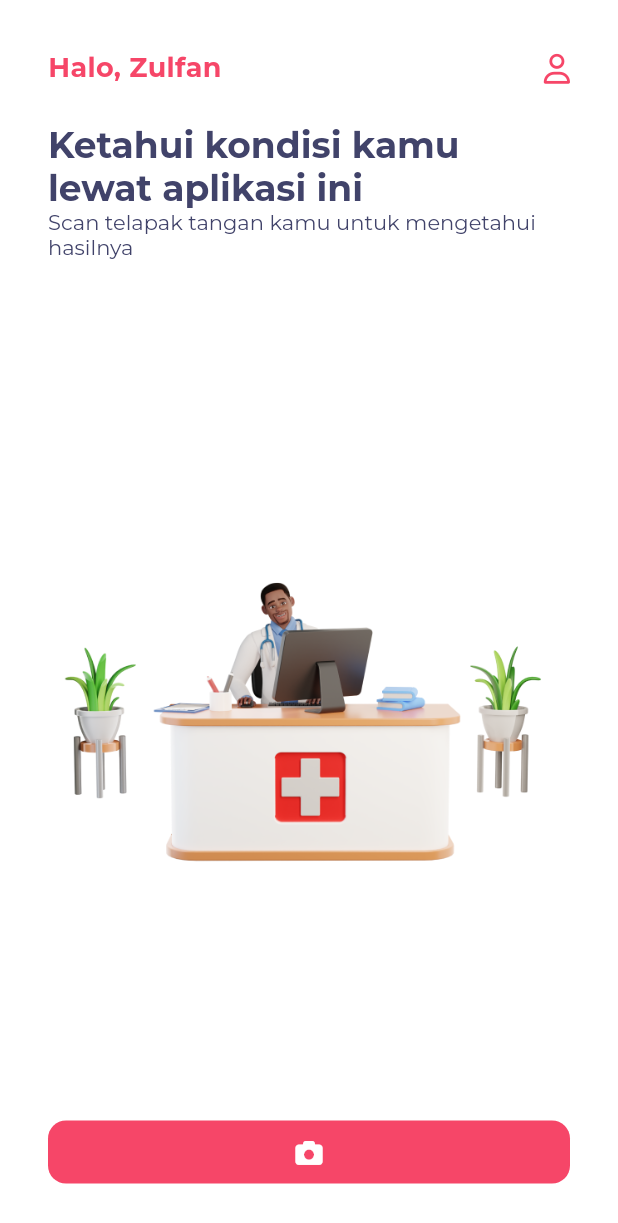
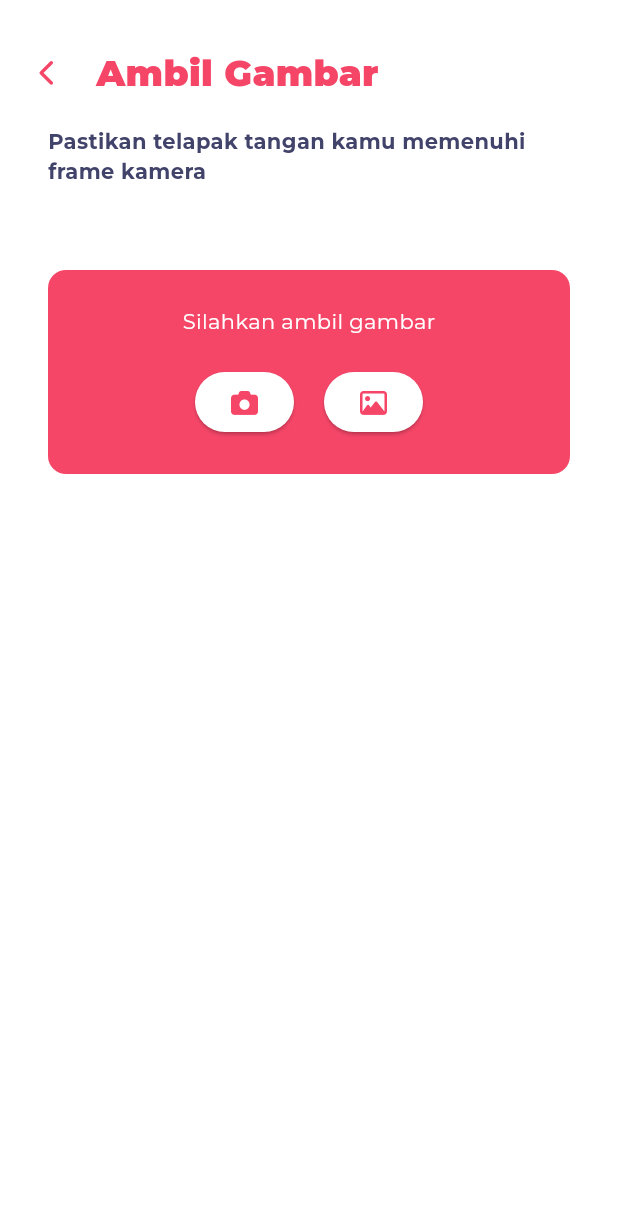
Before and after one commit to faeznz/anemia-predict-mobile, a Flutter app: the HomeScreen screen opened directly, after a tap on an icon or button, on a phone screen of 412 x 824 dp. Shown: the top 1223 px of the screen. Run offline on Flutter 3.47's test engine with Material 3 defaults, Android fonts, the phone set to English and light mode, and no system bars; our stand-ins replace font_awesome_flutter, google_fonts, image_picker.

Commit message:
feat: finish slicing scan screen

```diff
--- a/lib/screen/home/widgets/button_camera_widget.dart
+++ b/lib/screen/home/widgets/button_camera_widget.dart
@@ -2,6 +2,7 @@ import 'package:flutter/material.dart';
 import 'package:font_awesome_flutter/font_awesome_flutter.dart';
 import 'package:predict_anemia/constant/color_constant.dart';
 import 'package:predict_anemia/constant/text_style_constant.dart';
+import 'package:predict_anemia/screen/predict/scan_screen.dart';
 
 class ButtonCameraWidget extends StatefulWidget {
   const ButtonCameraWidget({super.key});
@@ -16,7 +17,14 @@ class _ButtonCameraWidgetState extends State<ButtonCameraWidget> {
     return SizedBox(
       width: double.infinity,
       child: TextButton(
-        onPressed: () {},
+        onPressed: () {
+          Navigator.push(
+            context,
+            MaterialPageRoute(
+              builder: (context) => const ScanScreen(),
+            ),
+          );
+        },
         style: TextButton.styleFrom(
           backgroundColor: ColorConstant.primaryColor,
           padding: const EdgeInsets.symmetric(
--- /dev/null
+++ b/lib/screen/predict/scan_screen.dart
@@ -0,0 +1,25 @@
+import 'package:flutter/material.dart';
+import 'package:predict_anemia/screen/predict/widgets/card_pick_image_widget.dart';
+import 'package:predict_anemia/screen/predict/widgets/header_pick_image_widget.dart';
+
+class ScanScreen extends StatefulWidget {
+  const ScanScreen({super.key});
+  @override
+  State<ScanScreen> createState() => _ScanScreenState();
+}
+
+class _ScanScreenState extends State<ScanScreen> {
+  @override
+  Widget build(BuildContext context) {
+    return const Scaffold(
+      body: SafeArea(
+        child: Column(
+          children: [
+            HeaderPickImageWidget(),
+            CardPickImageWidget(),
+          ],
+        ),
+      ),
+    );
+  }
+}
--- /dev/null
+++ b/lib/screen/predict/widgets/card_pick_image_widget.dart
@@ -0,0 +1,164 @@
+import 'dart:io';
+
+import 'package:flutter/material.dart';
+import 'package:font_awesome_flutter/font_awesome_flutter.dart';
+import 'package:image_picker/image_picker.dart';
+import 'package:predict_anemia/constant/color_constant.dart';
+import 'package:predict_anemia/constant/text_style_constant.dart';
+
+class CardPickImageWidget extends StatefulWidget {
+  const CardPickImageWidget({super.key});
+
+  @override
+  State<CardPickImageWidget> createState() => _CardPickImageWidgetState();
+}
+
+class _CardPickImageWidgetState extends State<CardPickImageWidget> {
+  final ImagePicker _picker = ImagePicker();
+  XFile? _imageFile;
+
+  Future<void> _openCamera() async {
+    try {
+      final XFile? pickedFile =
+          await _picker.pickImage(source: ImageSource.camera);
+      setState(() {
+        _imageFile = pickedFile;
+      });
+    } catch (e) {
+      print("Error picking image: $e");
+    }
+  }
+
+  @override
+  Widget build(BuildContext context) {
+    return Padding(
+      padding: const EdgeInsets.symmetric(horizontal: 32),
+      child: Column(
+        children: [
+          Text(
+            'Pastikan telapak tangan kamu memenuhi frame kamera',
+            style: TextStyleConstant.montserratBold.copyWith(
+              color: ColorConstant.secondaryColor,
+              fontSize: 14,
+            ),
+          ),
+          const SizedBox(height: 56),
+          Container(
+            width: double.infinity,
+            decoration: BoxDecoration(
+              color: ColorConstant.primaryColor,
+              borderRadius: const BorderRadius.all(
+                Radius.circular(12),
+              ),
+            ),
+            child: Padding(
+              padding: const EdgeInsets.all(24),
+              child: Column(
+                children: [
+                  if (_imageFile != null)
+                    Image.file(
+                      File(_imageFile!.path),
+                      width: 300,
+                      height: 400,
+                      fit: BoxFit.cover,
+                    )
+                  else
+                    Text(
+                      "Silahkan ambil gambar",
+                      style: TextStyleConstant.montserratNormal.copyWith(
+                        color: ColorConstant.whiteColor,
+                        fontSize: 14,
+                      ),
+                    ),
+                  const SizedBox(height: 20),
+                  if (_imageFile == null)
+                    Row(
+                      mainAxisAlignment: MainAxisAlignment.center,
+                      children: [
+                        ElevatedButton(
+                          onPressed: _openCamera,
+                          style: ButtonStyle(
+                            backgroundColor: WidgetStatePropertyAll(
+                              ColorConstant.whiteColor,
+                            ),
+                          ),
+                          child: FaIcon(
+                            FontAwesomeIcons.camera,
+                            color: ColorConstant.primaryColor,
+                          ),
+                        ),
+                        const SizedBox(width: 20),
+                        ElevatedButton(
+                          onPressed: () async {
+                            try {
+                              final XFile? pickedFile = await _picker.pickImage(
+                                  source: ImageSource.gallery);
+                              setState(() {
+                                _imageFile = pickedFile;
+                              });
+                            } catch (e) {
+                              print("Error picking image: $e");
+                            }
+                          },
+                          style: ButtonStyle(
+                            backgroundColor: WidgetStatePropertyAll(
+                              ColorConstant.whiteColor,
+                            ),
+                          ),
+                          child: FaIcon(
+                            FontAwesomeIcons.image,
+                            color: ColorConstant.primaryColor,
+                          ),
+                        ),
+                      ],
+                    )
+                  else
+                    Row(
+                      mainAxisAlignment: MainAxisAlignment.spaceAround,
+                      children: [
+                        ElevatedButton(
+                          onPressed: () {
+                            setState(() {
+                              _imageFile = null;
+                            });
+                          },
+                          style: ButtonStyle(
+                            shadowColor: WidgetStateColor.transparent,
+                            backgroundColor: WidgetStatePropertyAll(
+                              ColorConstant.primaryColor,
+                            ),
+                          ),
+                          child: Text(
+                            'Hapus',
+                            style: TextStyleConstant.montserratBold.copyWith(
+                              fontSize: 16,
+                              color: ColorConstant.whiteColor,
+                            ),
+                          ),
+                        ),
+                        ElevatedButton(
+                          onPressed: () {},
+                          style: ButtonStyle(
+                            backgroundColor: WidgetStatePropertyAll(
+                              ColorConstant.whiteColor,
+                            ),
+                          ),
+                          child: Text(
+                            'Analisis',
+                            style: TextStyleConstant.montserratBold.copyWith(
+                              fontSize: 16,
+                              color: ColorConstant.primaryColor,
+                            ),
+                          ),
+                        ),
+                      ],
+                    ),
+                ],
+              ),
+            ),
+          )
+        ],
+      ),
+    );
+  }
+}
--- /dev/null
+++ b/lib/screen/predict/widgets/header_pick_image_widget.dart
@@ -0,0 +1,40 @@
+import 'package:flutter/material.dart';
+import 'package:font_awesome_flutter/font_awesome_flutter.dart';
+import 'package:predict_anemia/constant/color_constant.dart';
+import 'package:predict_anemia/constant/text_style_constant.dart';
+
+class HeaderPickImageWidget extends StatelessWidget {
+  const HeaderPickImageWidget({super.key});
+
+  @override
+  Widget build(BuildContext context) {
+    return Column(
+      children: [
+        const SizedBox(height: 24),
+            Container(
+              alignment: Alignment.centerLeft,
+              child: Row(
+                children: [
+                  TextButton(
+                    onPressed: () {
+                      Navigator.pop(context);
+                    },
+                    child: FaIcon(
+                      FontAwesomeIcons.chevronLeft,
+                      color: ColorConstant.primaryColor,
+                    ),
+                  ),
+                  Text(
+                    'Ambil Gambar',
+                    style: TextStyleConstant.montserratBlack.copyWith(
+                      fontSize: 24,
+                    ),
+                  ),
+                ],
+              ),
+            ),
+            const SizedBox(height: 12),
+      ],
+    );
+  }
+}
--- a/pubspec.yaml
+++ b/pubspec.yaml
@@ -33,6 +33,7 @@ dependencies:
   easy_splash_screen: ^1.0.4
   google_fonts: ^6.2.1
   font_awesome_flutter: ^10.8.0
+  image_picker: ^1.1.2
 
 
   # The following adds the Cupertino Icons font to your application.
```
Also changed, not shown: lib/gen/asset_gen.dart (deleted, +0 -88 lines), pubspec.lock, 6 other files.
